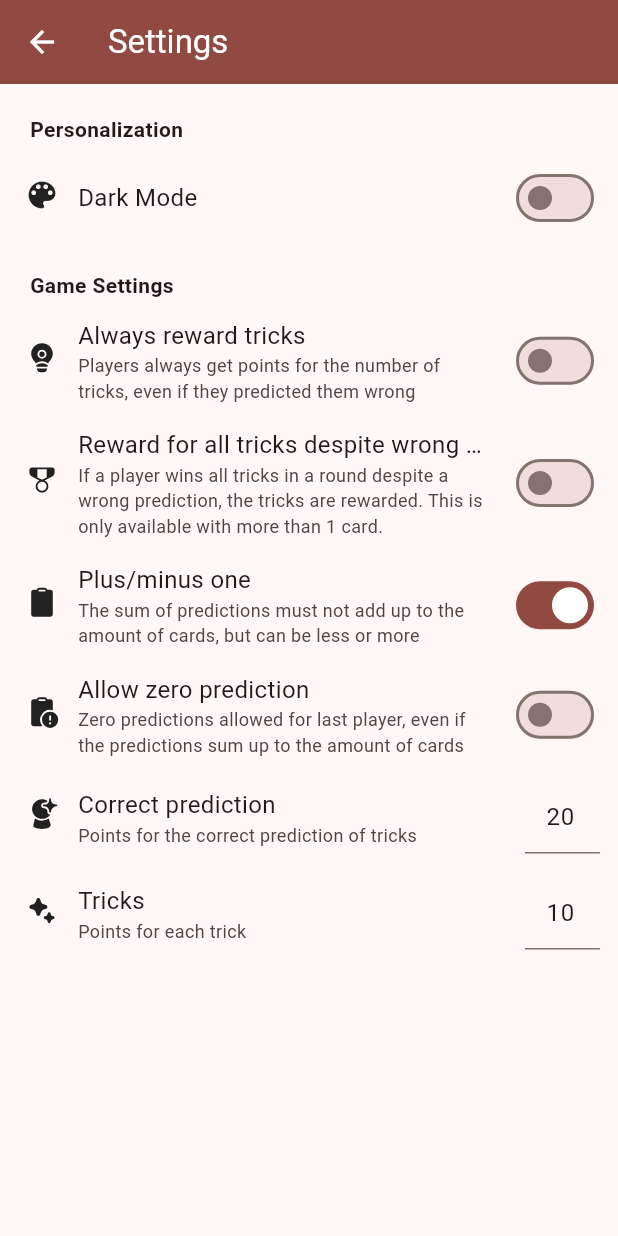
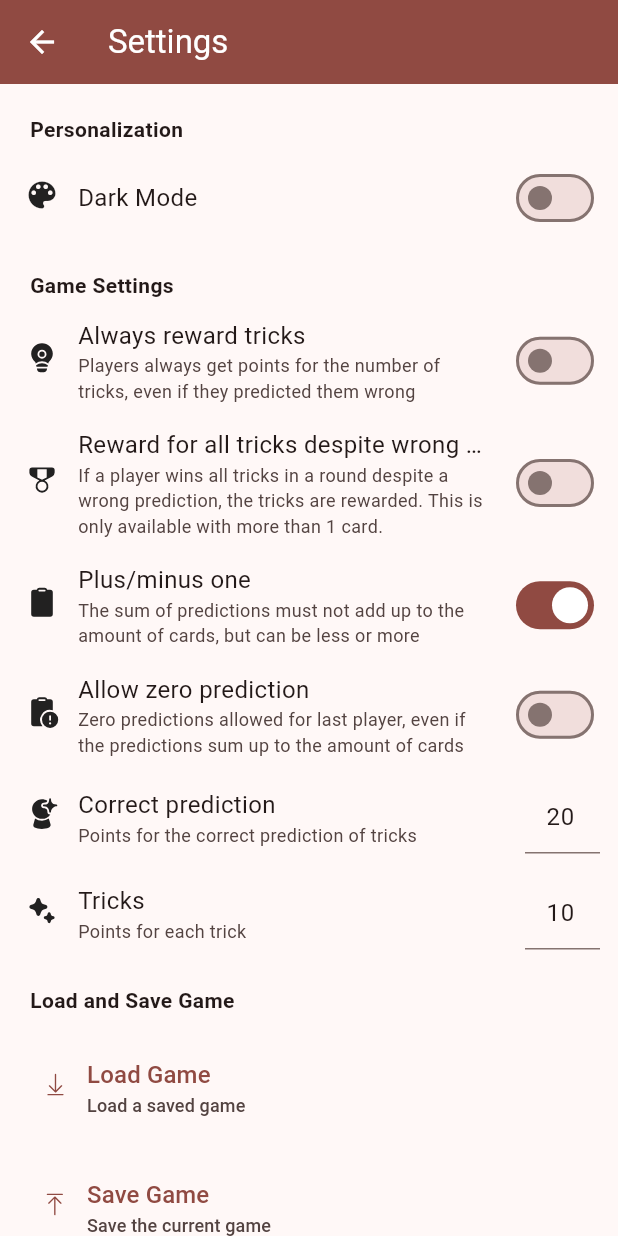
Before and after one commit to BuildmodeOne/wizard_points, a Flutter app: the screen it shows after launch, after a tap on the "settings" icon, on a phone screen of 412 x 824 dp. Run offline on Flutter 3.47's test engine with Material 2 defaults, Android fonts, the phone set to English and light mode, and no system bars; our stand-ins replace confetti, fluentui_system_icons, localstorage, numberpicker, shared_preferences.

Commit message:
add save and load game buttons

```diff
--- a/lib/screens/settings/settings.dart
+++ b/lib/screens/settings/settings.dart
@@ -1,7 +1,11 @@
+import 'dart:io';
+
 import 'package:fluentui_system_icons/fluentui_system_icons.dart';
+import 'package:flutter/foundation.dart';
 import 'package:flutter/material.dart';
 import 'package:flutter/services.dart';
 import 'package:localstorage/localstorage.dart';
+import 'package:path_provider/path_provider.dart';
 import 'package:shared_preferences/shared_preferences.dart';
 
 import '../../services/config.dart';
@@ -21,6 +25,56 @@ class _SettingsScreenState extends State<SettingsScreen> {
     var settings = widget.settings;
 
     var storage = LocalStorage('wizard_points');
+
+    Future<String> _localPath() async {
+      final directory = await getApplicationDocumentsDirectory();
+
+      return directory.path;
+    }
+
+    Future<File> _localFile(String name) async {
+      final path = await _localPath();
+      String cleanName = name.replaceAll(' ', '_').toLowerCase();
+
+      return File('$path/$cleanName.json');
+    }
+
+    Future<String> _getGameNameDialog() async {
+      String? gameName;
+
+      await showDialog(
+        context: context,
+        builder: (context) {
+          return AlertDialog(
+            title: const Text('Game Name'),
+            content: TextField(
+              onChanged: (value) {
+                gameName = value;
+              },
+              decoration: const InputDecoration(
+                hintText: 'Game Name',
+              ),
+            ),
+            actions: [
+              TextButton(
+                onPressed: () {
+                  Navigator.pop(context);
+                },
+                child: const Text('Cancel'),
+              ),
+              TextButton(
+                onPressed: () {
+                  Navigator.pop(context);
+                },
+                child: const Text('Save'),
+              ),
+            ],
+          );
+        },
+      );
+
+      return gameName ?? '';
+    }
 
     return FutureBuilder(
       future: storage.ready,
@@ -185,6 +239,48 @@ class _SettingsScreenState extends State<SettingsScreen> {
                       ),
                     ],
                   ),
+
+                  const Padding(
+                    padding: EdgeInsets.all(6.0),
+                  ),
+
+                  // LOAD AND SAVE GAME
+                  SettingsGroup(
+                    title: 'Load and Save Game',
+                    spacing: 8,
+                    children: [
+                      // load game
+                      SettingsButton(
+                        title: 'Load Game',
+                        description: 'Load a saved game',
+                        icon: FluentIcons.arrow_download_20_regular,
+                        onPressed: () async {
+                          print('load game');
+                        },
+                      ),
+
+                      // save game
+                      SettingsButton(
+                        title: 'Save Game',
+                        description: 'Save the current game',
+                        icon: FluentIcons.arrow_upload_20_regular,
+                        onPressed: () async {
+                          print('save game');
+
+                          // String gameName = await _getGameNameDialog();
+
+                          // if (kIsWeb) {
+                          //   return;
+                          // }
+
+                          // final file = await _localFile(gameName);
+                          // await file.writeAsString(
+                          //   settings.toJson().toString(),
+                          // );
+                        },
+                      ),
+                    ],
+                  ),
                 ],
               ),
             ),
@@ -210,10 +306,12 @@ class SettingsGroup extends StatelessWidget {
     super.key,
     required this.title,
     required this.children,
+    this.spacing = 16.0,
   });
 
   final String title;
   final List<Widget> children;
+  final double spacing;
 
   @override
   Widget build(BuildContext context) {
@@ -224,7 +322,7 @@ class SettingsGroup extends StatelessWidget {
           title: title,
         ),
         Wrap(
-          runSpacing: 16,
+          runSpacing: spacing,
           children: children,
         )
       ],
@@ -263,7 +361,7 @@ class SettingsElement extends StatelessWidget {
   final String title;
   final String? description;
   final IconData icon;
-  final Widget child;
+  final Widget? child;
 
   @override
   Widget build(BuildContext context) {
@@ -305,8 +403,39 @@ class SettingsElement extends StatelessWidget {
         const Padding(
           padding: EdgeInsets.only(right: 12),
         ),
-        child,
+        child ?? const SizedBox(),
       ],
+    );
+  }
+}
+
+class SettingsButton extends StatelessWidget {
+  const SettingsButton({
+    super.key,
+    required this.title,
+    this.description,
+    required this.onPressed,
+    required this.icon,
+  });
+
+  final String title;
+  final String? description;
+  final IconData icon;
+  final Function() onPressed;
+
+  @override
+  Widget build(BuildContext context) {
+    return TextButton(
+      onPressed: onPressed,
+      child: Padding(
+        padding: const EdgeInsets.symmetric(vertical: 8.0),
+        child: SettingsElement(
+          title: title,
+          description: description,
+          icon: icon,
+          child: null,
+        ),
+      ),
     );
   }
 }
--- a/pubspec.yaml
+++ b/pubspec.yaml
@@ -40,6 +40,7 @@ dependencies:
   toggle_switch: ^2.0.1
   fluentui_system_icons: ^1.1.190
   confetti: ^0.7.0
+  path_provider: ^2.1.1
 
 dev_dependencies:
   flutter_test:
```
Also changed, not shown: pubspec.lock.
